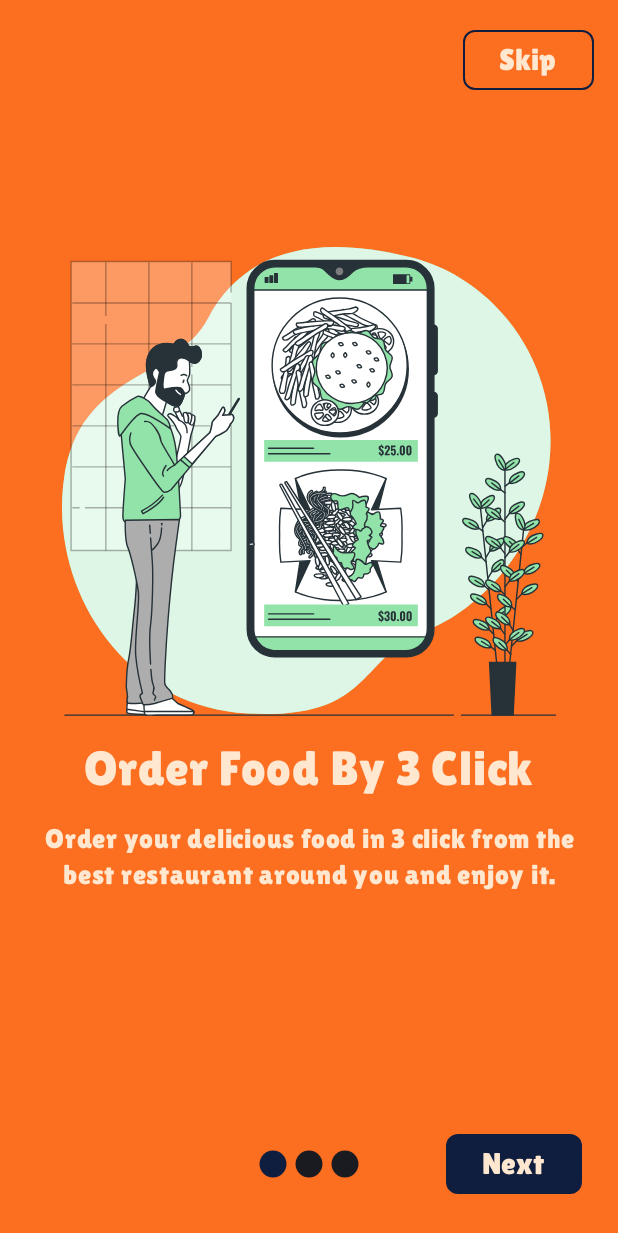
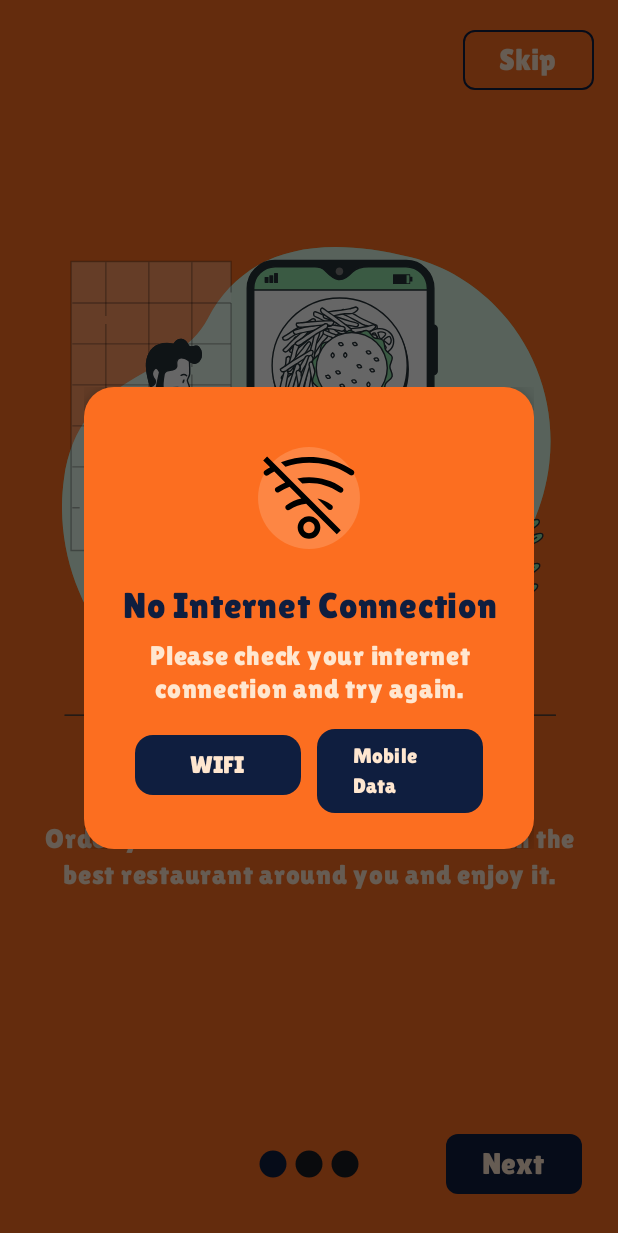
Before and after one commit to arad-sheybak/goodfood, an Android app built with Jetpack Compose: the screen it shows after launch (MainActivity), on a phone screen of 412 x 824 dp. Shown: the top 1233 px of the screen. Run offline under Robolectric (Android 15) with nearby library versions, the phone set to English and light mode, and no system bars; our stand-ins replace constraintlayout-compose.

Commit message:
feat: no internet dialog completed and intent for turning wifi and mobile data added to no internet dialog

```diff
--- a/app/build.gradle.kts
+++ b/app/build.gradle.kts
@@ -70,6 +70,7 @@ dependencies {
     implementation(libs.kotlinx.coroutines.core)
     implementation(libs.kotlinx.coroutines.android)
 
+
     testImplementation(libs.junit)
     androidTestImplementation(libs.androidx.junit)
     androidTestImplementation(libs.androidx.espresso.core)
--- a/app/src/main/AndroidManifest.xml
+++ b/app/src/main/AndroidManifest.xml
@@ -1,6 +1,9 @@
 <?xml version="1.0" encoding="utf-8"?>
 <manifest xmlns:android="http://schemas.android.com/apk/res/android"
     xmlns:tools="http://schemas.android.com/tools">
+
+    <uses-permission android:name="android.permission.INTERNET"/>
+    <uses-permission android:name="android.permission.ACCESS_NETWORK_STATE"/>
 
     <application
         android:name=".GoodFoodApplication"
--- a/app/src/main/java/com/aradsheybak/goodfood/MainActivity.kt
+++ b/app/src/main/java/com/aradsheybak/goodfood/MainActivity.kt
@@ -1,12 +1,12 @@
 package com.aradsheybak.goodfood
 
+import MainNetworkMonitor
 import android.os.Bundle
 import androidx.activity.ComponentActivity
 import androidx.activity.compose.setContent
 import androidx.activity.enableEdgeToEdge
 import androidx.compose.foundation.layout.WindowInsets
 import androidx.compose.foundation.layout.WindowInsetsSides
-import androidx.compose.foundation.layout.fillMaxSize
 import androidx.compose.foundation.layout.only
 import androidx.compose.foundation.layout.padding
 import androidx.compose.foundation.layout.statusBars
@@ -14,7 +14,6 @@ import androidx.compose.material3.Scaffold
 import androidx.compose.ui.Modifier
 import androidx.navigation.compose.rememberNavController
 import com.aradsheybak.goodfood.navigation.AppNavHost
-import com.aradsheybak.goodfood.screens.spalsh.SplashScreen
 import com.aradsheybak.goodfood.ui.theme.GoodFoodTheme
 
 class MainActivity : ComponentActivity() {
@@ -23,8 +22,13 @@ class MainActivity : ComponentActivity() {
         enableEdgeToEdge()
         setContent {
             GoodFoodTheme {
-                Scaffold (contentWindowInsets = WindowInsets.statusBars.only(
-                    WindowInsetsSides.Top)){ innerPadding ->
+                Scaffold(
+                    contentWindowInsets = WindowInsets.statusBars.only(
+                        WindowInsetsSides.Top
+                    )
+                ) { innerPadding ->
+                    MainNetworkMonitor()
+
                     val navController = rememberNavController()
                     AppNavHost(
                         navController = navController,
--- /dev/null
+++ b/app/src/main/java/com/aradsheybak/goodfood/components/connectivity/MainNetworkMonitor.kt
@@ -0,0 +1,42 @@
+import androidx.compose.runtime.Composable
+import androidx.compose.runtime.DisposableEffect
+import androidx.compose.runtime.LaunchedEffect
+import androidx.compose.runtime.collectAsState
+import androidx.compose.runtime.getValue
+import androidx.compose.runtime.mutableStateOf
+import androidx.compose.runtime.remember
+import androidx.compose.runtime.setValue
+import androidx.compose.ui.platform.LocalContext
+import com.aradsheybak.goodfood.components.connectivity.NetworkDialog
+import com.aradsheybak.goodfood.components.connectivity.NetworkViewModel
+import kotlinx.coroutines.delay
+
+@Composable
+fun MainNetworkMonitor(
+    networkViewModel: NetworkViewModel = remember { NetworkViewModel() }
+) {
+    val context = LocalContext.current
+    val isConnected by networkViewModel.isConnected.collectAsState()
+    var initialized by remember { mutableStateOf(false) }
+
+    LaunchedEffect(Unit) {
+        networkViewModel.startMonitoring(context)
+        delay(300)
+        initialized = true
+    }
+
+    DisposableEffect(Unit) {
+        onDispose {
+            networkViewModel.stopMonitoring()
+        }
+    }
+
+    if (initialized && !isConnected) {
+        NetworkDialog(
+            isConnected = isConnected,
+            onDismiss = {
+
+            }
+        )
+    }
+}
--- /dev/null
+++ b/app/src/main/java/com/aradsheybak/goodfood/components/connectivity/NetworkDialog.kt
@@ -0,0 +1,158 @@
+package com.aradsheybak.goodfood.components.connectivity
+
+import android.content.Intent
+import android.provider.Settings
+import android.provider.Settings.ACTION_WIFI_SETTINGS
+import androidx.compose.foundation.Image
+import androidx.compose.foundation.background
+import androidx.compose.foundation.layout.fillMaxWidth
+import androidx.compose.foundation.layout.padding
+import androidx.compose.foundation.layout.size
+import androidx.compose.foundation.layout.width
+import androidx.compose.foundation.layout.wrapContentHeight
+import androidx.compose.foundation.shape.CircleShape
+import androidx.compose.foundation.shape.RoundedCornerShape
+import androidx.compose.material3.Surface
+import androidx.compose.material3.Text
+import androidx.compose.runtime.Composable
+import androidx.compose.ui.Modifier
+import androidx.compose.ui.platform.LocalContext
+import androidx.compose.ui.res.painterResource
+import androidx.compose.ui.res.stringResource
+import androidx.compose.ui.text.font.FontWeight
+import androidx.compose.ui.text.style.TextAlign
+import androidx.compose.ui.unit.dp
+import androidx.compose.ui.unit.sp
+import androidx.compose.ui.window.Dialog
+import androidx.compose.ui.window.DialogProperties
+import androidx.constraintlayout.compose.ConstraintLayout
+import com.aradsheybak.goodfood.R
+import com.aradsheybak.goodfood.components.CustomButton
+import com.aradsheybak.goodfood.ui.theme.cream
+import com.aradsheybak.goodfood.ui.theme.crimson
+import com.aradsheybak.goodfood.ui.theme.lilita
+import com.aradsheybak.goodfood.ui.theme.orange
+
+@Composable
+fun NetworkDialog(
+    isConnected: Boolean,
+    onDismiss: () -> Unit = {}
+) {
+    val context = LocalContext.current
+
+    if (!isConnected) {
+        Dialog(
+            onDismissRequest = {
+                if (isConnected) {
+                    onDismiss()
+                }
+            },
+            properties = DialogProperties(
+                dismissOnBackPress = false,
+                dismissOnClickOutside = false
+            )
+        ) {
+            Surface(
+                modifier = Modifier
+                    .width(300.dp)
+                    .wrapContentHeight(),
+                shape = RoundedCornerShape(20.dp),
+                color = orange,
+                shadowElevation = 8.dp
+            ) {
+                ConstraintLayout(modifier = Modifier.padding(24.dp)) {
+                    val (imgLogo, titleNoInternet, messageNoInternet, btnEnableWifi, btnEnableData) = createRefs()
+
+                    Image(
+                        painter = painterResource(R.drawable.ic_no_internet),
+                        contentDescription = null,
+                        modifier = Modifier
+                            .size(100.dp)
+                            .padding(16.dp)
+                            .background(
+                                color = cream.copy(alpha = 0.2f),
+                                shape = CircleShape
+                            )
+                            .constrainAs(imgLogo) {
+                                top.linkTo(parent.top)
+                                start.linkTo(parent.start)
+                                end.linkTo(parent.end)
+                            }
+                    )
+
+                    Text(
+                        text = stringResource(R.string.title_no_internet),
+                        color = crimson,
+                        fontFamily = lilita,
+                        fontSize = 24.sp,
+                        fontWeight = FontWeight.Bold,
+                        textAlign = TextAlign.Center,
+                        modifier = Modifier
+                            .fillMaxWidth()
+                            .constrainAs(titleNoInternet) {
+                                top.linkTo(imgLogo.bottom, margin = 8.dp)
+                                start.linkTo(parent.start)
+                                end.linkTo(parent.end)
+                            }
+                    )
+
+                    Text(
+                        text = stringResource(R.string.no_internet_message),
+                        color = cream,
+                        fontFamily = lilita,
+                        fontSize = 18.sp,
+                        textAlign = TextAlign.Center,
+                        lineHeight = 22.sp,
+                        modifier = Modifier
+                            .fillMaxWidth()
+                            .constrainAs(messageNoInternet) {
+                                top.linkTo(titleNoInternet.bottom, margin = 8.dp)
+                                start.linkTo(parent.start)
+                                end.linkTo(parent.end)
+                            }
+                    )
+
+                    CustomButton(
+                        title = R.string.enable_wifi,
+                        onClick = {
+                            val i = Intent(ACTION_WIFI_SETTINGS)
+                            context.startActivity(i)
+                        },
+                        fontSize = 16.sp,
+                        fontFamily = lilita,
+                        modifier = Modifier
+                            .fillMaxWidth(0.44f)
+                            .constrainAs(btnEnableWifi) {
+                            top.linkTo(messageNoInternet.bottom, margin = 16.dp)
+                            start.linkTo(parent.start)
+                            end.linkTo(btnEnableData.start)
+                        }
+                    )
+                    CustomButton(
+                        title = R.string.enable_mobile_data,
+                        onClick = {
+                            val networkIntent = Intent(Settings.ACTION_DATA_USAGE_SETTINGS)
+                            if (networkIntent.resolveActivity(context.packageManager) != null) {
+                                context.startActivity(networkIntent)
+                            } else {
+                                val settingsIntent = Intent(Settings.ACTION_SETTINGS)
+                                context.startActivity(settingsIntent)
+                            }},
+                        fontSize = 14.sp,
+                        fontFamily = lilita,
+                        modifier = Modifier
+                            .fillMaxWidth(0.44f)
+                            .constrainAs(btnEnableData) {
+                            top.linkTo(messageNoInternet.bottom, margin = 16.dp)
+                            end.linkTo(parent.end)
+                            start.linkTo(btnEnableWifi.end)
+                        }
+                    )
+
+
+                }
+
+            }
+        }
+    }
+}
--- /dev/null
+++ b/app/src/main/java/com/aradsheybak/goodfood/components/connectivity/NetworkViewModel.kt
@@ -0,0 +1,89 @@
+package com.aradsheybak.goodfood.components.connectivity
+
+import android.content.Context
+import android.net.ConnectivityManager
+import android.net.Network
+import android.net.NetworkCapabilities
+import android.net.NetworkRequest
+import androidx.lifecycle.ViewModel
+import androidx.lifecycle.viewModelScope
+import kotlinx.coroutines.flow.MutableStateFlow
+import kotlinx.coroutines.flow.StateFlow
+import kotlinx.coroutines.launch
+
+class NetworkViewModel : ViewModel() {
+    private val _isConnected = MutableStateFlow(true)
+    val isConnected: StateFlow<Boolean> = _isConnected
+
+    private var connectivityManager: ConnectivityManager? = null
+    private var networkCallback: ConnectivityManager.NetworkCallback? = null
+
+    fun startMonitoring(context: Context) {
+        connectivityManager = context.getSystemService(Context.CONNECTIVITY_SERVICE) as ConnectivityManager
+
+        checkCurrentConnection()
+
+        networkCallback = object : ConnectivityManager.NetworkCallback() {
+            override fun onAvailable(network: Network) {
+                viewModelScope.launch {
+                    _isConnected.value = true
+                }
+            }
+
+            override fun onLost(network: Network) {
+                viewModelScope.launch {
+                    _isConnected.value = false
+                }
+            }
+
+            override fun onCapabilitiesChanged(
+                network: Network,
+                networkCapabilities: NetworkCapabilities
+            ) {
+                viewModelScope.launch {
+                    _isConnected.value = networkCapabilities
+                        .hasCapability(NetworkCapabilities.NET_CAPABILITY_INTERNET)
+                }
+            }
+        }
+
+        val networkRequest = NetworkRequest.Builder()
+            .addCapability(NetworkCapabilities.NET_CAPABILITY_INTERNET)
+            .addTransportType(NetworkCapabilities.TRANSPORT_WIFI)
+            .addTransportType(NetworkCapabilities.TRANSPORT_CELLULAR)
+            .build()
+
+        connectivityManager?.registerNetworkCallback(networkRequest, networkCallback!!)
+    }
+
+    private fun checkCurrentConnection() {
+        viewModelScope.launch {
+            val isOnline = connectivityManager?.let { manager ->
+                try {
+                    val network = manager.activeNetwork ?: return@let false
+                    val capabilities = manager.getNetworkCapabilities(network) ?: return@let false
+
+                    capabilities.hasCapability(NetworkCapabilities.NET_CAPABILITY_INTERNET) &&
+                            (capabilities.hasTransport(NetworkCapabilities.TRANSPORT_WIFI) ||
+                                    capabilities.hasTransport(NetworkCapabilities.TRANSPORT_CELLULAR))
+                } catch (e: Exception) {
+                    e.printStackTrace()
+                    false
+                }
+            } ?: false
+
+            _isConnected.value = isOnline
+        }
+    }
+
+    fun stopMonitoring() {
+        networkCallback?.let {
+            connectivityManager?.unregisterNetworkCallback(it)
+        }
+    }
+
+    override fun onCleared() {
+        stopMonitoring()
+        super.onCleared()
+    }
+}
--- /dev/null
+++ b/app/src/main/res/drawable/ic_no_internet.xml
@@ -0,0 +1,32 @@
+<vector xmlns:android="http://schemas.android.com/apk/res/android"
+    android:width="64dp"
+    android:height="64dp"
+    android:viewportWidth="36"
+    android:viewportHeight="36">
+
+    <path
+        android:fillColor="#000000"
+        android:pathData="M18,24.42a4,4 0,1 0,4 4A4,4 0,0 0,18 24.42ZM18,30.42a2,2 0,1 1,2 -2A2,2 0,0 1,18 30.42Z" />
+
+    <path
+        android:fillColor="#000000"
+        android:pathData="M26.21,21.85a1,1 0,0 0,-0.23 -1.4,13.56 13.56,0 0,0 -5,-2.23l3.87,3.87A1,1 0,0 0,26.21 21.85Z" />
+
+    <path
+        android:fillColor="#000000"
+        android:pathData="M18.05,10.72a20.88,20.88 0,0 0,-4.16 0.43l1.74,1.74a19,19 0,0 1,2.42 -0.17A18.76,18.76 0,0 1,28.64 16a1,1 0,0 0,1.12 -1.65A20.75,20.75 0,0 0,18.05 10.72Z" />
+
+    <path
+        android:fillColor="#000000"
+        android:pathData="M33.55,8.2A28.11,28.11 0,0 0,8.11 5.36L9.69,6.93A26,26 0,0 1,32.45 9.87a1,1 0,0 0,1.1 -1.67Z" />
+
+    <path
+        android:fillColor="#000000"
+        android:pathData="M1.84,4.75 L4.27,7.18c-0.62,0.34 -1.23,0.7 -1.83,1.1A1,1 0,1 0,3.56 9.94C4.26,9.47 5,9 5.74,8.65l3.87,3.87A20.59,20.59 0,0 0,6.23 14.4,1 1,0 0,0 7.36,16a18.82,18.82 0,0 1,3.77 -2l4.16,4.16A13.51,13.51 0,0 0,10 20.55a1,1 0,0 0,1.18 1.61A11.52,11.52 0,0 1,17 20l10.8,10.8 1.41,-1.41 -26,-26Z" />
+
+    <path
+        android:fillAlpha="0"
+        android:fillColor="#000000"
+        android:pathData="M0,0h36v36h-36z" />
+
+</vector>
--- /dev/null
+++ b/app/src/main/res/drawable/ic_retry.xml
@@ -0,0 +1,5 @@
+<vector xmlns:android="http://schemas.android.com/apk/res/android" android:height="24dp" android:viewportHeight="16" android:viewportWidth="16" android:width="24dp">
+
+    <path android:fillColor="#000000" android:pathData="M14.955,7.986L15.071,7.996C15.618,8.073 15.998,8.58 15.92,9.126C15.683,10.798 14.922,12.352 13.747,13.565C12.572,14.778 11.043,15.589 9.38,15.88C7.716,16.171 6.003,15.929 4.486,15.187C3.773,14.839 3.121,14.388 2.547,13.854L1.707,14.694C1.077,15.324 0,14.878 0,13.987L0,10L3.987,10C4.878,10 5.324,11.077 4.694,11.707L3.963,12.438C4.38,12.818 4.852,13.139 5.365,13.39C6.503,13.947 7.787,14.128 9.035,13.91C10.283,13.692 11.429,13.084 12.31,12.174C13.191,11.264 13.762,10.099 13.94,8.845C14.018,8.298 14.524,7.918 15.071,7.996L14.955,7.986ZM11.514,0.813C12.228,1.162 12.881,1.613 13.456,2.149L14.293,1.312C14.923,0.682 16,1.128 16,2.019L16,6L12.019,6C11.128,6 10.682,4.923 11.312,4.293L12.04,3.564C11.622,3.183 11.15,2.861 10.635,2.61C9.497,2.053 8.213,1.871 6.965,2.09C5.717,2.308 4.571,2.916 3.69,3.826C2.809,4.736 2.238,5.901 2.06,7.155C1.982,7.702 1.476,8.082 0.929,8.004C0.382,7.927 0.002,7.42 0.08,6.874C0.317,5.202 1.078,3.648 2.253,2.435C3.428,1.221 4.957,0.411 6.62,0.12C8.283,-0.171 9.997,0.071 11.514,0.813Z"/>
+
+</vector>
--- a/app/src/main/res/values/strings.xml
+++ b/app/src/main/res/values/strings.xml
@@ -28,5 +28,8 @@
     <string name="title_confirm_password">Confirm Password</string>
     <string name="hint_confirm_password">Enter Your Password Again</string>
     <string name="title_signup">Signup</string>
-
+    <string name="title_no_internet">No Internet Connection</string>
+    <string name="no_internet_message">Please check your internet connection and try again.</string>
+    <string name="enable_wifi">WIFI</string>
+    <string name="enable_mobile_data">Mobile Data</string>
 </resources>
--- a/gradle/libs.versions.toml
+++ b/gradle/libs.versions.toml
@@ -51,7 +51,6 @@ koin-androidx-compose = { group = "io.insert-koin", name = "koin-androidx-compos
 kotlinx-coroutines-core = { group = "org.jetbrains.kotlinx", name = "kotlinx-coroutines-core", version.ref = "coroutines" }
 kotlinx-coroutines-android = { group = "org.jetbrains.kotlinx", name = "kotlinx-coroutines-android", version.ref = "coroutines" }
 
-
 [plugins]
 android-application = { id = "com.android.application", version.ref = "agp" }
 kotlin-android = { id = "org.jetbrains.kotlin.android", version.ref = "kotlin" }
```
